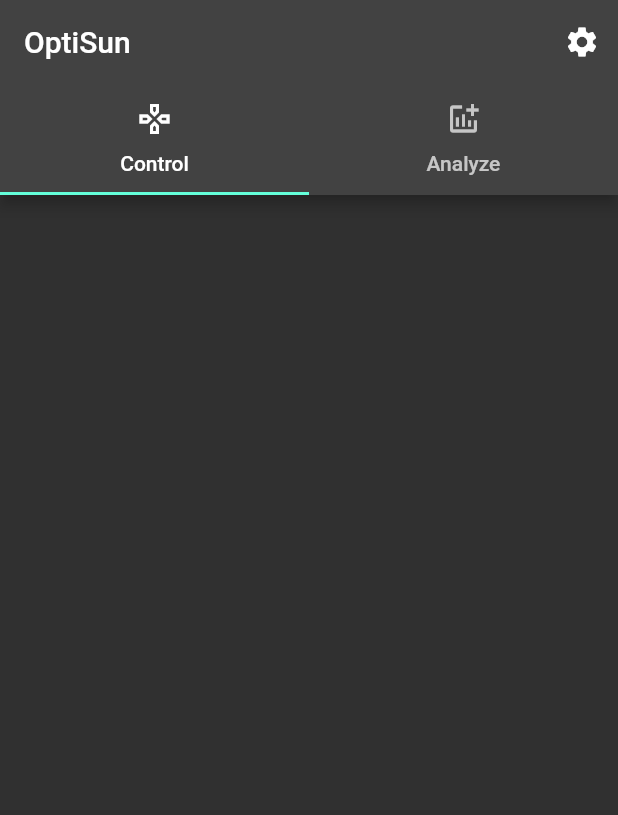
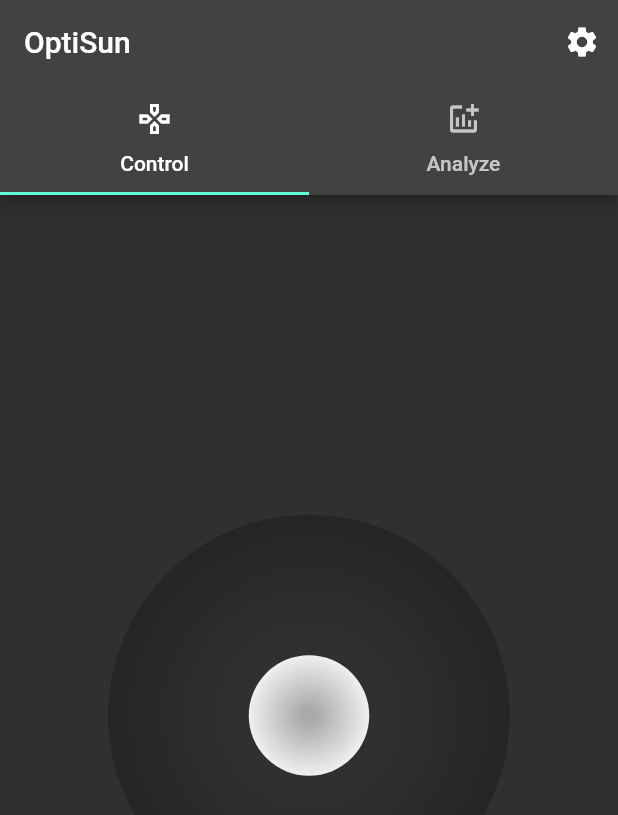
Before and after one commit to egeismail/Solar-Control-App, a Flutter app: the screen it shows after launch, on a phone screen of 412 x 824 dp. Shown: the top 815 px of the screen. Run offline on Flutter 3.47's test engine with Material 2 defaults, Android fonts, the phone set to English and light mode, and no system bars; our stand-ins replace flutter_blue.

Commit message:
Joystick added for controlling

```diff
--- a/lib/main.dart
+++ b/lib/main.dart
@@ -1,5 +1,6 @@
 import 'package:flutter/material.dart';
 import 'package:solarcontrol/ui/settings.dart';
+
 import 'ui/control.dart';
 import 'ui/analyze.dart';
 
@@ -74,8 +75,9 @@ class _SolarTabState extends State<SolarTab> with TickerProviderStateMixin {
         appBar: currentAppBar(context),
         body: TabBarView(
           controller: _tabController,
+          physics: NeverScrollableScrollPhysics(),
           children: <Widget>[
-            ControlWidget(),
+            ControlWidget(context),
             AnalyzeWidget(),
           ],
         ));
--- a/lib/ui/control.dart
+++ b/lib/ui/control.dart
@@ -1,5 +1,93 @@
+import 'dart:math';
+import 'dart:ui';
+
 import 'package:flutter/material.dart';
+import 'package:solarcontrol/contexts/globalContext.dart';
 
-Widget ControlWidget() {
-  return Container();
+Widget ControlWidget(context) {
+  globalContext gl = globalContext();
+
+  return Container(
+    child: JoyStick(),
+  );
 }
+
+class JoyStick extends StatefulWidget {
+  JoyStick({Key? key}) : super(key: key);
+
+  @override
+  State<JoyStick> createState() => _JoyStickState();
+}
+
+class _JoyStickState extends State<JoyStick> {
+  Offset localOffset = new Offset(0, 0);
+  bool isPanned = false;
+  @override
+  Widget build(BuildContext context) {
+    var diameter = MediaQuery.of(context).size.width * 0.65;
+    var maxDistance = sqrt(pow(diameter / 2, 2) + pow(diameter / 2, 2)) / 2;
+    var miniJoyDiameter = diameter * 0.3;
+    var miniJoyRadius = miniJoyDiameter / 2;
+    return Center(
+      child: Listener(
+          child: Container(
+              width: diameter,
+              height: diameter,
+              decoration: BoxDecoration(
+                  gradient: RadialGradient(
+                    center: Alignment(0, 0),
+                    radius: 0.6,
+                    colors: <Color>[
+                      Color(0xFF303030), // yellow sun
+                      Color(0xFF222222), // blue sky
+                    ],
+                    stops: <double>[0.3, 1.0],
+                  ),
+                  shape: BoxShape.circle,
+                  color: Colors.cyan[900]),
+              child: Center(
+                child: Transform.translate(
+                  offset: localOffset,
+                  child: Container(
+                    width: miniJoyDiameter,
+                    height: miniJoyDiameter,
+                    decoration: BoxDecoration(
+                        shape: BoxShape.circle,
+                        gradient: RadialGradient(
+                          center: Alignment(0, 0),
+                          radius: 0.6,
+                          colors: <Color>[
+                            Color(0xFFAAAAAA),
+                            Color(0xFFFFFFFF),
+                          ],
+                          stops: <double>[0.1, 1.0],
+                        )),
+                  ),
+                ),
+              )),
+          onPointerDown: (data) {
+            setState(() {
+              isPanned = true;
+            });
+          },
+          onPointerMove: (data) {
+            print(localOffset);
+            setState(() {
+              var lo = new Offset((data.localPosition.dx - diameter / 2),
+                  (data.localPosition.dy - diameter / 2));
+
+              localOffset = new Offset(
+                lo.distance.clamp(0, maxDistance) * cos(lo.direction),
+                lo.distance.clamp(0, maxDistance) * sin(lo.direction),
+              );
+            });
+          },
+          onPointerUp: (data) {
+            setState(() {
+              isPanned = false;
+              localOffset = new Offset(0, 0);
+            });
+          }),
+    );
+  }
+}
```
Also changed, not shown: lib/contexts/globalContext.dart (added, +16 -0 lines), lib/ui/settings/bluetooth.dart (+33 -23 lines).
